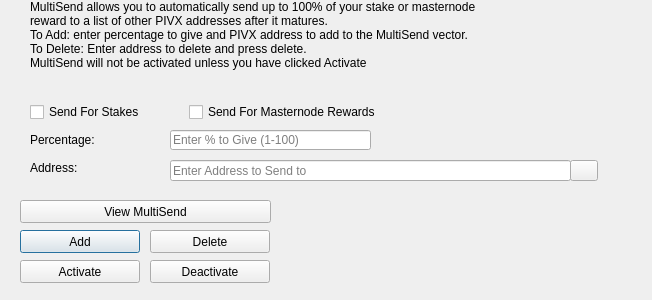
Above: src/qt/forms/multisenddialog.ui from devzx90/bitcoin2 before the change. Below: the same form after it.
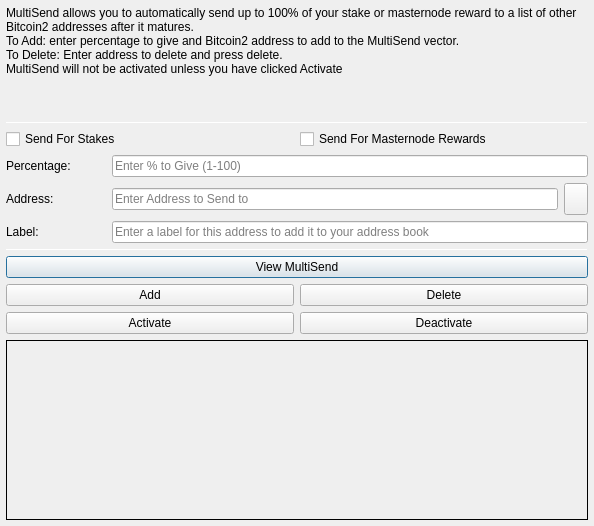
That is the form after the change. Icons and pictures are not drawn.

What changed in the file:
```diff
--- a/src/qt/forms/multisenddialog.ui
+++ b/src/qt/forms/multisenddialog.ui
@@ -9,22 +9,106 @@
    <rect>
     <x>0</x>
     <y>0</y>
-    <width>652</width>
-    <height>300</height>
+    <width>594</width>
+    <height>526</height>
    </rect>
   </property>
   <property name="windowTitle">
    <string>MultiSend</string>
   </property>
+  <layout class="QVBoxLayout" name="verticalLayout" stretch="0">
+   <property name="leftMargin">
+    <number>6</number>
+   </property>
+   <property name="topMargin">
+    <number>6</number>
+   </property>
+   <property name="rightMargin">
+    <number>6</number>
+   </property>
+   <property name="bottomMargin">
+    <number>6</number>
+   </property>
+   <item>
+    <layout class="QVBoxLayout" name="verticalLayout_Main" stretch="1,1,1,0,1,1,1">
+     <item>
+      <widget class="QLabel" name="label_2">
+       <property name="lineWidth">
+        <number>1</number>
+       </property>
+       <property name="text">
+        <string>MultiSend allows you to automatically send up to 100% of your stake or masternode reward to a list of other Bitcoin2 addresses after it matures.
+To Add: enter percentage to give and Bitcoin2 address to add to the MultiSend vector.
+To Delete: Enter address to delete and press delete.
+MultiSend will not be activated unless you have clicked Activate</string>
+       </property>
+       <property name="alignment">
+        <set>Qt::AlignLeading|Qt::AlignLeft|Qt::AlignTop</set>
+       </property>
+       <property name="wordWrap">
+        <bool>true</bool>
+       </property>
+      </widget>
+     </item>
+     <item>
+      <widget class="Line" name="line">
+       <property name="minimumSize">
+        <size>
+         <width>0</width>
+         <height>1</height>
+        </size>
+       </property>
+       <property name="maximumSize">
+        <size>
+         <width>16777215</width>
+         <height>1</height>
+        </size>
+       </property>
+       <property name="orientation">
+        <enum>Qt::Horizontal</enum>
+       </property>
+      </widget>
+     </item>
+     <item>
+      <layout class="QVBoxLayout" name="verticalLayout_Settings">
+       <item>
+        <layout class="QHBoxLayout" name="horizontalLayout">
+         <item>
+          <widget class="QCheckBox" name="multiSendStakeCheckBox">
+           <property name="text">
+            <string>Send For Stakes</string>
+           </property>
+          </widget>
+         </item>
+         <item>
+          <widget class="QCheckBox" name="multiSendMasternodeCheckBox">
+           <property name="text">
+            <string>Send For Masternode Rewards</string>
+           </property>
+          </widget>
+         </item>
+        </layout>
+       </item>
+       <item>
+        <layout class="QHBoxLayout" name="horizontalLayout_6">
+         <item>
+          <widget class="QLabel" name="label">
+           <property name="minimumSize">
+            <size>
+             <width>100</width>
+             <height>0</height>
+            </size>
+           </property>
+           <property name="toolTip">
+            <string>Percentage of stake to send</string>
+           </property>
+           <property name="text">
+            <string>Percentage:</string>
+           </property>
+          </widget>
+         </item>
+         <item>
   <widget class="QLineEdit" name="multiSendPercentEdit">
-   <property name="geometry">
-    <rect>
-     <x>170</x>
-     <y>130</y>
-     <width>201</width>
-     <height>20</height>
-    </rect>
-   </property>
    <property name="toolTip">
     <string>Enter whole numbers 1 - 100</string>
    </property>
@@ -32,15 +116,29 @@
     <string>Enter % to Give (1-100)</string>
    </property>
   </widget>
+         </item>
+        </layout>
+       </item>
+       <item>
+        <layout class="QHBoxLayout" name="horizontalLayout_7">
+         <item>
+          <widget class="QLabel" name="label_5">
+           <property name="minimumSize">
+            <size>
+             <width>100</width>
+             <height>0</height>
+            </size>
+           </property>
+           <property name="toolTip">
+            <string>Address to send portion of stake to</string>
+           </property>
+           <property name="text">
+            <string>Address:</string>
+           </property>
+          </widget>
+         </item>
+         <item>
   <widget class="QLineEdit" name="multiSendAddressEdit">
-   <property name="geometry">
-    <rect>
-     <x>170</x>
-     <y>160</y>
-     <width>401</width>
-     <height>21</height>
-    </rect>
-   </property>
    <property name="toolTip">
     <string/>
    </property>
@@ -48,87 +146,14 @@
     <string>Enter Address to Send to</string>
    </property>
   </widget>
-  <widget class="QLabel" name="label_2">
-   <property name="geometry">
-    <rect>
-     <x>30</x>
-     <y>0</y>
-     <width>451</width>
-     <height>121</height>
-    </rect>
-   </property>
-   <property name="lineWidth">
-    <number>1</number>
-   </property>
-   <property name="text">
-    <string>MultiSend allows you to automatically send up to 100% of your stake or masternode reward to a list of other PIVX addresses after it matures.
-To Add: enter percentage to give and PIVX address to add to the MultiSend vector.
-To Delete: Enter address to delete and press delete.
-MultiSend will not be activated unless you have clicked Activate</string>
-   </property>
-   <property name="alignment">
-    <set>Qt::AlignLeading|Qt::AlignLeft|Qt::AlignTop</set>
-   </property>
-   <property name="wordWrap">
-    <bool>true</bool>
-   </property>
-  </widget>
-  <widget class="QLabel" name="message">
-   <property name="geometry">
-    <rect>
-     <x>290</x>
-     <y>200</y>
-     <width>351</width>
-     <height>91</height>
-    </rect>
-   </property>
-   <property name="text">
-    <string/>
-   </property>
-  </widget>
-  <widget class="QPushButton" name="addButton">
-   <property name="geometry">
-    <rect>
-     <x>20</x>
-     <y>230</y>
-     <width>120</width>
-     <height>23</height>
-    </rect>
-   </property>
-   <property name="toolTip">
-    <string/>
-   </property>
-   <property name="statusTip">
-    <string>Add to MultiSend Vector</string>
-   </property>
-   <property name="text">
-    <string>Add</string>
-   </property>
-  </widget>
-  <widget class="QPushButton" name="disableButton">
-   <property name="geometry">
-    <rect>
-     <x>150</x>
-     <y>260</y>
-     <width>120</width>
-     <height>23</height>
-    </rect>
-   </property>
-   <property name="statusTip">
-    <string>Deactivate MultiSend</string>
-   </property>
-   <property name="text">
-    <string>Deactivate</string>
-   </property>
-  </widget>
-  <widget class="QPushButton" name="addressBookButton">
-   <property name="geometry">
-    <rect>
-     <x>570</x>
-     <y>160</y>
-     <width>28</width>
-     <height>21</height>
-    </rect>
+         </item>
+         <item>
+          <widget class="QToolButton" name="addressBookButton">
+           <property name="maximumSize">
+            <size>
+             <width>16777215</width>
+             <height>32</height>
+            </size>
    </property>
    <property name="toolTip">
     <string>Choose an address from the address book</string>
@@ -143,51 +168,85 @@
    <property name="shortcut">
     <string>Alt+A</string>
    </property>
-   <property name="autoDefault">
-    <bool>false</bool>
-   </property>
-  </widget>
-  <widget class="QLabel" name="label">
-   <property name="geometry">
-    <rect>
-     <x>30</x>
-     <y>130</y>
-     <width>121</width>
-     <height>20</height>
-    </rect>
-   </property>
+          </widget>
+         </item>
+        </layout>
+       </item>
+      </layout>
+     </item>
+     <item>
+      <layout class="QHBoxLayout" name="horizontalLayout_3">
+       <item>
+        <widget class="QLabel" name="label_3">
+         <property name="minimumSize">
+          <size>
+           <width>100</width>
+           <height>0</height>
+          </size>
+         </property>
+         <property name="text">
+          <string>Label:</string>
+         </property>
+        </widget>
+       </item>
+       <item>
+        <widget class="QLineEdit" name="labelAddressLabelEdit">
+         <property name="placeholderText">
+          <string>Enter a label for this address to add it to your address book</string>
+         </property>
+        </widget>
+       </item>
+      </layout>
+     </item>
+     <item>
+      <widget class="Line" name="line_2">
+       <property name="minimumSize">
+        <size>
+         <width>0</width>
+         <height>1</height>
+        </size>
+       </property>
+       <property name="maximumSize">
+        <size>
+         <width>16777215</width>
+         <height>1</height>
+        </size>
+       </property>
+       <property name="orientation">
+        <enum>Qt::Horizontal</enum>
+       </property>
+      </widget>
+     </item>
+     <item>
+      <layout class="QVBoxLayout" name="verticalLayout_Buttons">
+       <item>
+        <layout class="QHBoxLayout" name="horizontalLayout_4">
+         <item>
+          <widget class="QPushButton" name="viewButton">
    <property name="toolTip">
     <string>Percentage of stake to send</string>
    </property>
    <property name="text">
-    <string>Percentage:</string>
-   </property>
-  </widget>
-  <widget class="QLabel" name="label_5">
-   <property name="geometry">
-    <rect>
-     <x>30</x>
-     <y>160</y>
-     <width>111</width>
-     <height>16</height>
-    </rect>
-   </property>
+            <string>View MultiSend</string>
+           </property>
+          </widget>
+         </item>
+        </layout>
+       </item>
+       <item>
+        <layout class="QHBoxLayout" name="horizontalLayout_2">
+         <item>
+          <widget class="QPushButton" name="addButton">
    <property name="toolTip">
     <string>Address to send portion of stake to</string>
    </property>
    <property name="text">
-    <string>Address:</string>
-   </property>
-  </widget>
+            <string>Add</string>
+           </property>
+          </widget>
+         </item>
+         <item>
   <widget class="QPushButton" name="deleteButton">
-   <property name="geometry">
-    <rect>
-     <x>150</x>
-     <y>230</y>
-     <width>120</width>
-     <height>23</height>
-    </rect>
-   </property>
    <property name="toolTip">
     <string/>
    </property>
@@ -198,15 +257,13 @@
     <string>Delete</string>
    </property>
   </widget>
+         </item>
+        </layout>
+       </item>
+       <item>
+        <layout class="QHBoxLayout" name="horizontalLayout_5">
+         <item>
   <widget class="QPushButton" name="activateButton">
-   <property name="geometry">
-    <rect>
-     <x>20</x>
-     <y>260</y>
-     <width>120</width>
-     <height>23</height>
-    </rect>
-   </property>
    <property name="statusTip">
     <string>Activate MultiSend</string>
    </property>
@@ -214,51 +271,55 @@
     <string>Activate</string>
    </property>
   </widget>
-  <widget class="QPushButton" name="viewButton">
-   <property name="geometry">
-    <rect>
-     <x>20</x>
-     <y>200</y>
-     <width>251</width>
-     <height>23</height>
-    </rect>
-   </property>
-   <property name="toolTip">
-    <string/>
-   </property>
+         </item>
+         <item>
+          <widget class="QPushButton" name="disableButton">
    <property name="statusTip">
     <string>View MultiSend Vector</string>
    </property>
    <property name="text">
-    <string>View MultiSend</string>
-   </property>
-  </widget>
-  <widget class="QWidget" name="horizontalLayoutWidget">
-   <property name="geometry">
-    <rect>
-     <x>30</x>
-     <y>100</y>
-     <width>351</width>
-     <height>24</height>
-    </rect>
-   </property>
-   <layout class="QHBoxLayout" name="horizontalLayout">
-    <item>
-     <widget class="QCheckBox" name="multiSendStakeCheckBox">
-      <property name="text">
-       <string>Send For Stakes</string>
-      </property>
-     </widget>
-    </item>
+            <string>Deactivate</string>
+           </property>
+          </widget>
+         </item>
+        </layout>
+       </item>
+      </layout>
+     </item>
     <item>
-     <widget class="QCheckBox" name="multiSendMasternodeCheckBox">
+      <widget class="QLabel" name="message">
+       <property name="minimumSize">
+        <size>
+         <width>0</width>
+         <height>180</height>
+        </size>
+       </property>
+       <property name="frameShape">
+        <enum>QFrame::Panel</enum>
+       </property>
+       <property name="frameShadow">
+        <enum>QFrame::Plain</enum>
+       </property>
+       <property name="lineWidth">
+        <number>1</number>
+       </property>
+       <property name="midLineWidth">
+        <number>1</number>
+       </property>
       <property name="text">
-       <string>Send For Masternode Rewards</string>
-      </property>
+        <string/>
+       </property>
+       <property name="alignment">
+        <set>Qt::AlignLeading|Qt::AlignLeft|Qt::AlignTop</set>
+       </property>
+       <property name="wordWrap">
+        <bool>true</bool>
+       </property>
      </widget>
     </item>
    </layout>
-  </widget>
+   </item>
+  </layout>
  </widget>
  <resources>
   <include location="../pivx.qrc"/>
```
Left out of the diff: 20 changed lines with no effect on the pictures. Lines whose indentation alone changed are shown as unchanged.
